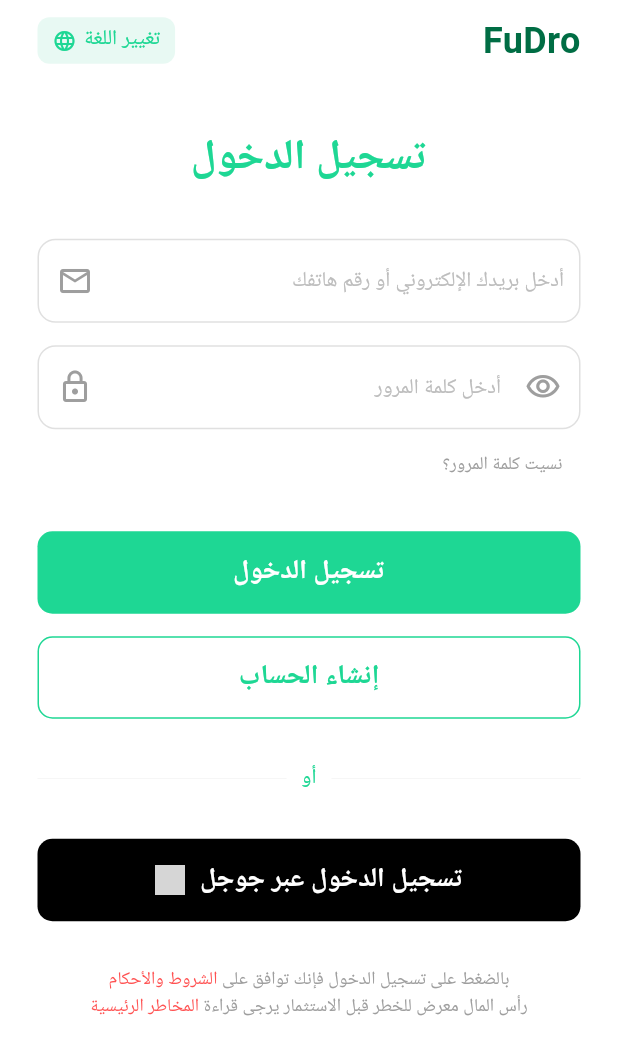
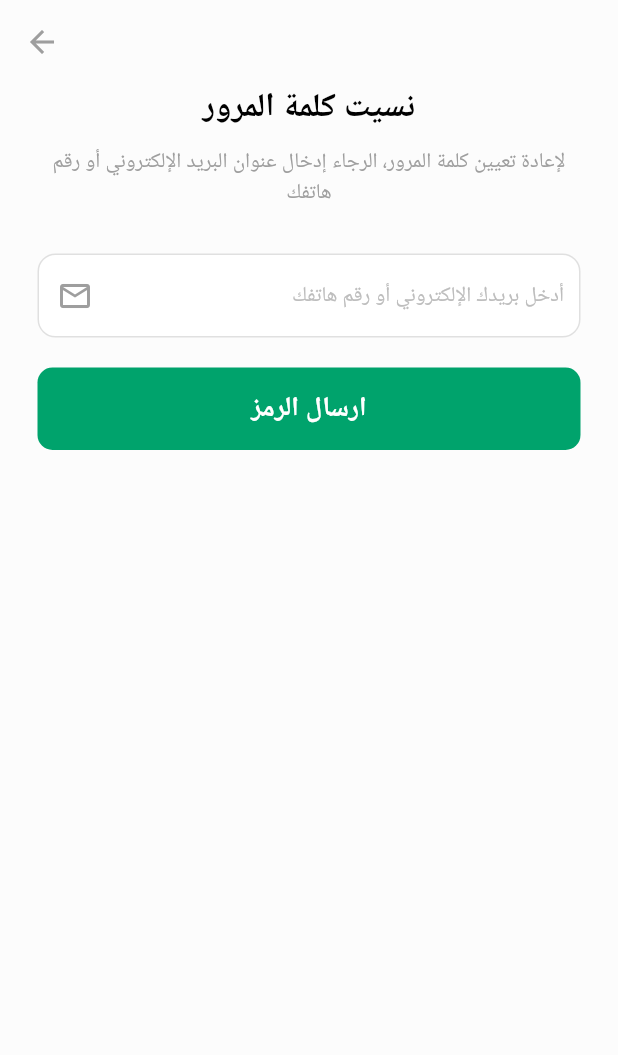
Before and after one commit to mohamedebrahemerT/Fundro-Flutter, a Flutter app: the LoginScreen screen opened directly, after a tap on "نسيت كلمة المرور؟", on a phone screen of 412 x 824 dp. Shown: the top 1055 px of the screen. Run offline on Flutter 3.47's test engine with Material 3 defaults, Android fonts, the phone set to English and light mode, and no system bars; our stand-ins replace cached_network_image, carousel_slider, dio, flutter_secure_storage, get, image_picker and 3 more; missing offline and left inert: flutter_debouncer; accounts and stored records are empty; network calls fail; grey boxes are pictures that could not be loaded.

Commit message:
create reset password screens

```diff
--- a/lib/core/utils/images.dart
+++ b/lib/core/utils/images.dart
@@ -1,6 +1,6 @@
 class Images{
   static const String logo ='assets/images/logo.jpg';
-  static const String t ='assets/images/t.png';
+  static const String passwordChanged ='assets/images/password_changed.png';
   static const String logoSplash ='assets/images/logo_splash.gif';
   static const String discount ='assets/images/discount.png';
   static const String placeholder ='assets/images/place_holder_image.jpg';
--- /dev/null
+++ b/lib/features/auth/presentation/screens/forget_password_screen.dart
@@ -0,0 +1,53 @@
+import 'package:flutter/material.dart';
+import 'package:fundro_app/features/auth/presentation/widgets/auth_button.dart';
+import 'package:fundro_app/features/auth/presentation/widgets/custom_auth_button.dart';
+import 'package:get/get.dart';
+
+import 'code_verfication_screen.dart';
+
+class ForgetPasswordScreen extends StatelessWidget {
+  const ForgetPasswordScreen({super.key});
+
+  @override
+  Widget build(BuildContext context) {
+    return Scaffold(
+      appBar: AppBar(
+        leading: const Icon(Icons.arrow_back, color: Colors.grey),
+        backgroundColor: Colors.transparent,
+        elevation: 0,
+      ),
+      body: Padding(
+        padding: const EdgeInsets.symmetric(horizontal: 25),
+        child: Column(
+          children: [
+            const Text(
+              "نسيت كلمة المرور",
+              style: TextStyle(fontSize: 22, fontWeight: FontWeight.bold),
+            ),
+            const SizedBox(height: 10),
+            const Text(
+              "لإعادة تعيين كلمة المرور، الرجاء إدخال عنوان البريد الإلكتروني أو رقم هاتفك",
+              textAlign: TextAlign.center,
+              style: TextStyle(color: Colors.grey, fontSize: 14),
+            ),
+            const SizedBox(height: 30),
+            // إعادة استخدام الحقل المخصص
+            const CustomAuthField(
+              hint: "أدخل بريدك الإلكتروني أو رقم هاتفك",
+              prefixIcon: Icons.email_outlined,
+            ),
+            const SizedBox(height: 20),
+            AuthButton(
+              text: "ارسال الرمز",
+              color: const Color(0xFF00A36C), // الأخضر المعتمد في الصور الأخيرة
+              textColor: Colors.white,
+              onPressed: () {
+                Get.to(() => const CodeVerificationScreen());
+              },
+            ),
+          ],
+        ),
+      ),
+    );
+  }
+}
--- a/lib/features/auth/presentation/screens/login_screen.dart
+++ b/lib/features/auth/presentation/screens/login_screen.dart
@@ -1,4 +1,5 @@
 import 'package:flutter/material.dart';
+import 'package:fundro_app/features/auth/presentation/screens/forget_password_screen.dart';
 import 'package:fundro_app/features/auth/presentation/screens/register_screen.dart';
 import 'package:fundro_app/features/auth/presentation/widgets/auth_button.dart';
 import 'package:fundro_app/features/auth/presentation/widgets/custom_auth_button.dart';
@@ -51,7 +52,9 @@ class LoginScreen extends StatelessWidget {
               Align(
                 alignment: Alignment.centerRight,
                 child: TextButton(
-                  onPressed: () {},
+                  onPressed: () {
+                    Get.to(() => const ForgetPasswordScreen());
+                  },
                   child: const Text(
                     "نسيت كلمة المرور؟",
                     style: TextStyle(color: Colors.grey, fontSize: 12),
```
Also changed, not shown: lib/features/auth/presentation/screens/code_verfication_screen.dart (added, +66 -0 lines), lib/features/auth/presentation/screens/password_change_screen.dart (added, +47 -0 lines), lib/features/auth/presentation/widgets/custom_otp_field.dart (added, +30 -0 lines), assets/images/password_changed.png (added).
